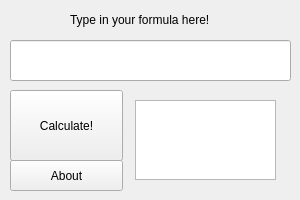
Above: SplashMol/app.ui from xinjiajuan/splashmol before the change. Below: the same form after it.
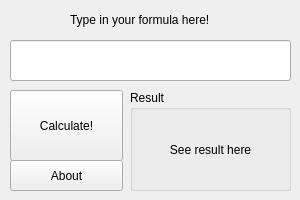
That is the form after the change. Icons and pictures are not drawn.

Commit message: revamp result display

Patch:
```diff
--- a/SplashMol/app.ui
+++ b/SplashMol/app.ui
@@ -43,16 +43,6 @@
     <string>Type in your formula here!</string>
    </property>
   </widget>
-  <widget class="QTextBrowser" name="resultBox">
-   <property name="geometry">
-    <rect>
-     <x>135</x>
-     <y>100</y>
-     <width>141</width>
-     <height>80</height>
-    </rect>
-   </property>
-  </widget>
   <widget class="QPushButton" name="calcButton">
    <property name="geometry">
     <rect>
@@ -103,6 +93,44 @@
     <bool>false</bool>
    </property>
   </widget>
+  <widget class="QGroupBox" name="groupBox">
+   <property name="geometry">
+    <rect>
+     <x>130</x>
+     <y>90</y>
+     <width>161</width>
+     <height>101</height>
+    </rect>
+   </property>
+   <property name="title">
+    <string>Result</string>
+   </property>
+   <widget class="QLabel" name="resultLabel">
+    <property name="geometry">
+     <rect>
+      <x>10</x>
+      <y>30</y>
+      <width>141</width>
+      <height>60</height>
+     </rect>
+    </property>
+    <property name="locale">
+     <locale language="English" country="UnitedStates"/>
+    </property>
+    <property name="text">
+     <string> See result here</string>
+    </property>
+    <property name="textFormat">
+     <enum>Qt::RichText</enum>
+    </property>
+    <property name="alignment">
+     <set>Qt::AlignCenter</set>
+    </property>
+    <property name="wordWrap">
+     <bool>false</bool>
+    </property>
+   </widget>
+  </widget>
  </widget>
  <resources>
   <include location="res.qrc"/>
```
The commit also changes 1 other file.
